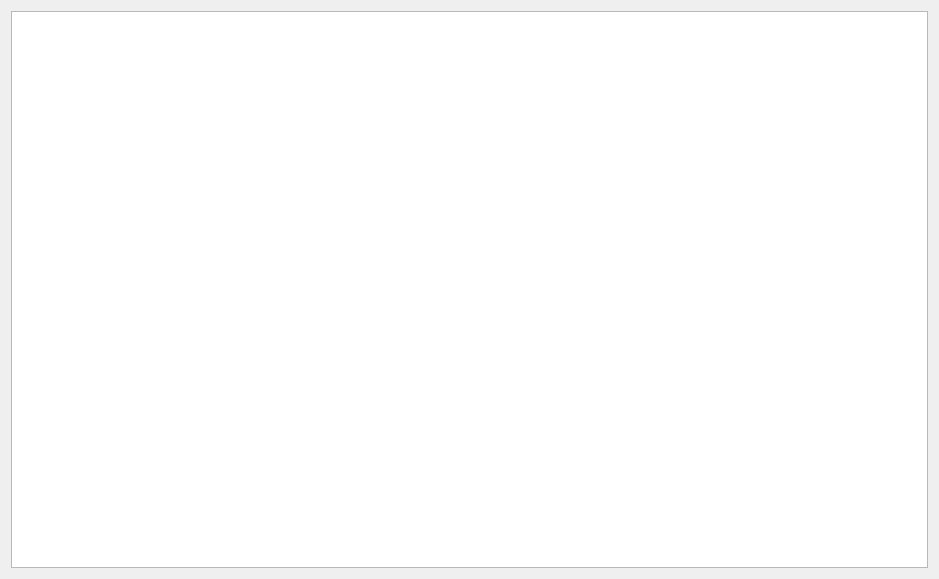
Qt form src/qtenv/mainwindow.ui (omnetpp/omnetpp) before a commit.
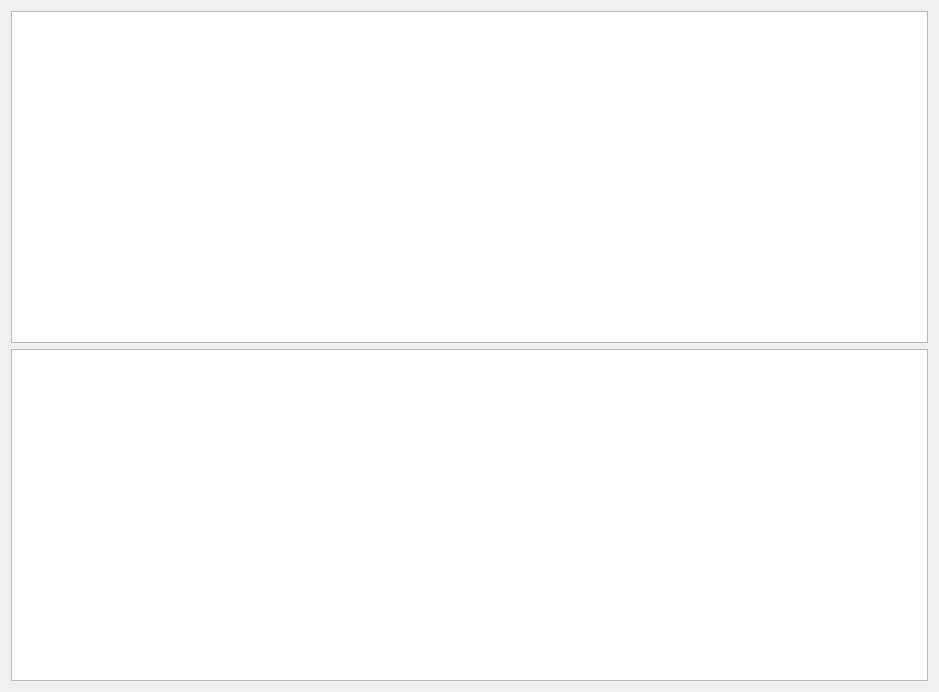
The same form after that commit.

```diff
--- a/src/qtenv/mainwindow.ui
+++ b/src/qtenv/mainwindow.ui
@@ -7,7 +7,7 @@
     <x>0</x>
     <y>0</y>
     <width>939</width>
-    <height>579</height>
+    <height>692</height>
    </rect>
   </property>
   <property name="windowTitle">
@@ -18,9 +18,12 @@
   </property>
   <widget class="QWidget" name="centralWidget">
    <layout class="QGridLayout" name="gridLayout">
-    <item row="0" column="0">
+    <item row="1" column="0">
      <widget class="QTextBrowser" name="textBrowser"/>
     </item>
+    <item row="0" column="0">
+     <widget class="QGraphicsView" name="graphicsView"/>
+    </item>
    </layout>
   </widget>
  </widget>
```
